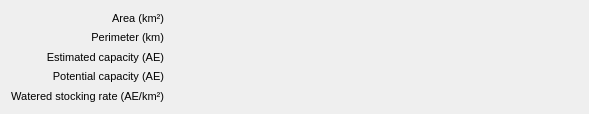
Above: mlapp/src/widgets/paddock_details/paddock_details_base.ui from Trailmarker/paddock-power before the change. Below: the same form after it.
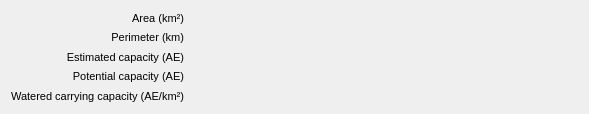
That is the form after the change. Custom widgets are drawn as their Qt base class.

Commit message: remove the 'stocking rate' terminology from the UX (PP=70)

The edit to the form file:
```diff
--- a/mlapp/src/widgets/paddock_details/paddock_details_base.ui
+++ b/mlapp/src/widgets/paddock_details/paddock_details_base.ui
@@ -147,7 +147,7 @@
         </font>
        </property>
        <property name="text">
-        <string notr="true">Watered stocking rate (AE/km²)</string>
+        <string notr="true">Watered carrying capacity (AE/km²)</string>
        </property>
        <property name="alignment">
         <set>Qt::AlignRight|Qt::AlignTrailing|Qt::AlignVCenter</set>
```
The commit also changes 1 other file.
